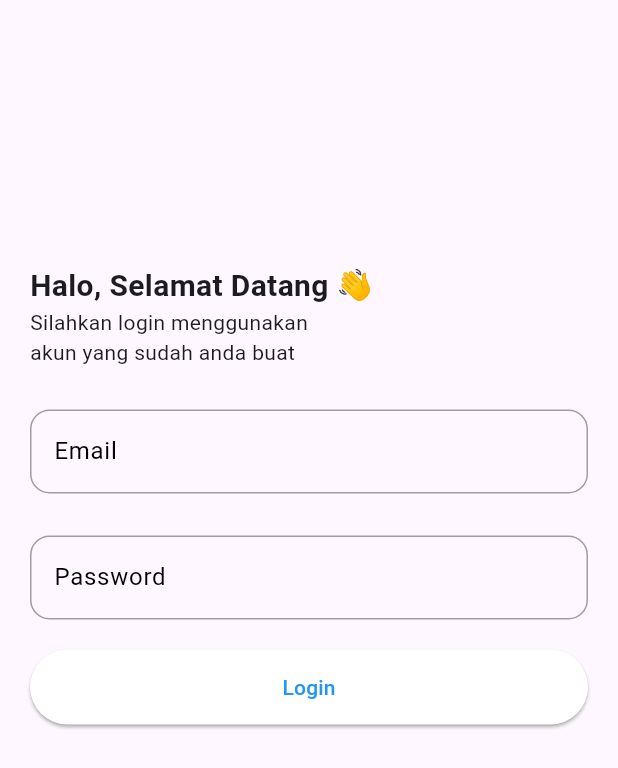
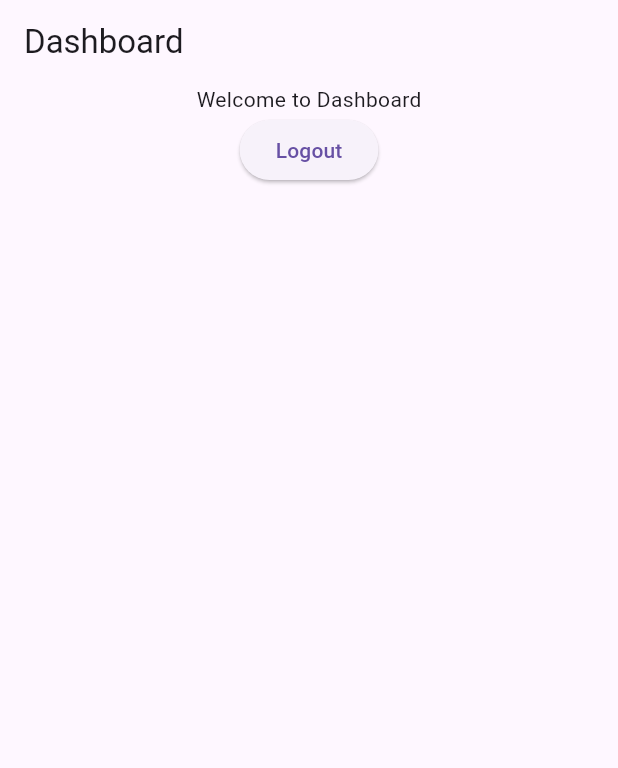
Before and after one commit to DimzsArdiminda/flutter-node, a Flutter app: the screen it shows after launch, on a phone screen of 412 x 824 dp. Shown: the top 768 px of the screen. Run offline on Flutter 3.47's test engine with Material 3 defaults, Android fonts, the phone set to English and light mode, and no system bars; our stand-ins replace shared_preferences.

```diff
--- a/FrontEnd/lib/loginPage/loginPage.dart
+++ b/FrontEnd/lib/auth/loginPage/loginPage.dart
@@ -1,5 +1,5 @@
-import 'package:crud_basic/ui/button.dart';
-import 'package:crud_basic/loginPage/component/form.dart';
+import 'package:crud_basic/auth/loginPage/component/button.dart';
+import 'package:crud_basic/auth/loginPage/component/form.dart';
 import 'package:flutter/material.dart';
 
 class LoginPage extends StatefulWidget {
--- /dev/null
+++ b/FrontEnd/lib/main/dashboard.dart
@@ -0,0 +1,32 @@
+import 'package:flutter/material.dart';
+
+class Dashboard extends StatefulWidget {
+  const Dashboard({super.key});
+
+  @override
+  State<Dashboard> createState() => _DashboardState();
+}
+
+class _DashboardState extends State<Dashboard> {
+  @override
+  Widget build(BuildContext context) {
+    return Scaffold(
+      appBar: AppBar(
+        title: Text('Dashboard'),
+      ),
+      body: Center(
+        child: Column(
+          children: <Widget>[
+            Text('Welcome to Dashboard'),
+            ElevatedButton(
+              onPressed: () {
+                Navigator.pushNamed(context, '/login');
+              },
+              child: Text('Logout'),
+            ),
+          ],
+        ),
+      ),
+    );
+  }
+}
--- a/FrontEnd/pubspec.yaml
+++ b/FrontEnd/pubspec.yaml
@@ -35,6 +35,7 @@ dependencies:
   # The following adds the Cupertino Icons font to your application.
   # Use with the CupertinoIcons class for iOS style icons.
   cupertino_icons: ^1.0.8
+  shared_preferences: ^2.3.5
 
 dev_dependencies:
   flutter_test:
```
Also changed, not shown: FrontEnd/lib/auth/statusLogin.dart (added, +22 -0 lines), FrontEnd/lib/main.dart (+7 -7 lines), FrontEnd/lib/auth/loginPage/component/button.dart (renamed from FrontEnd/lib/ui/button.dart), FrontEnd/lib/auth/loginPage/component/form.dart (renamed from FrontEnd/lib/loginPage/component/form.dart), FrontEnd/pubspec.lock, 2 other files.
